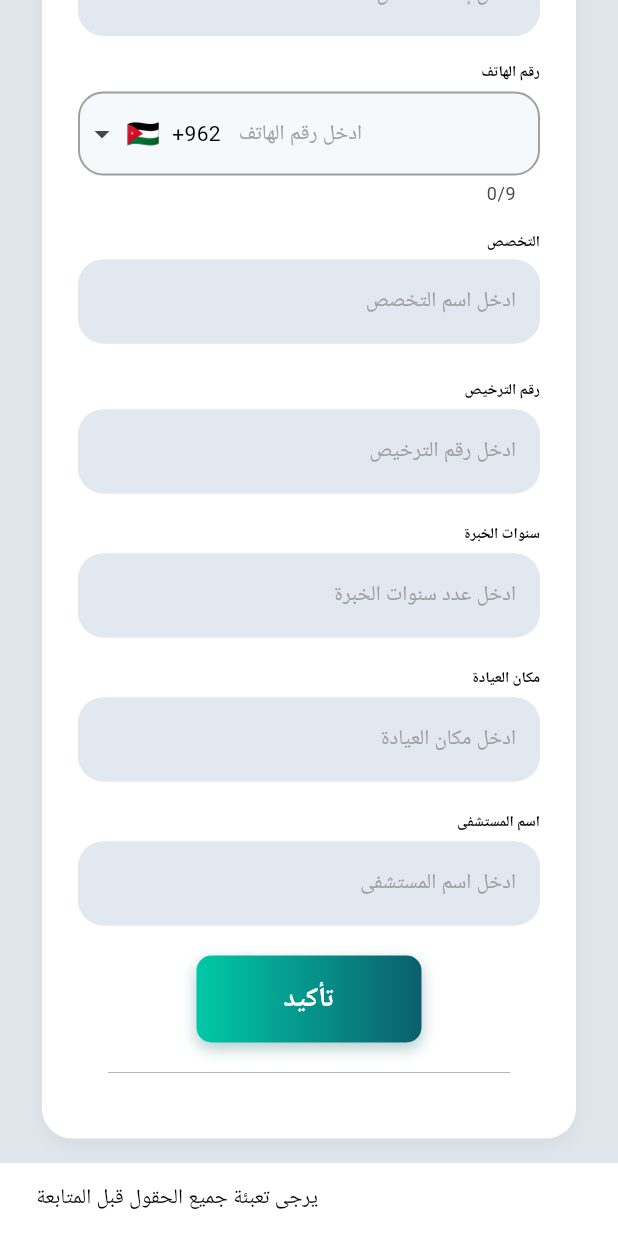
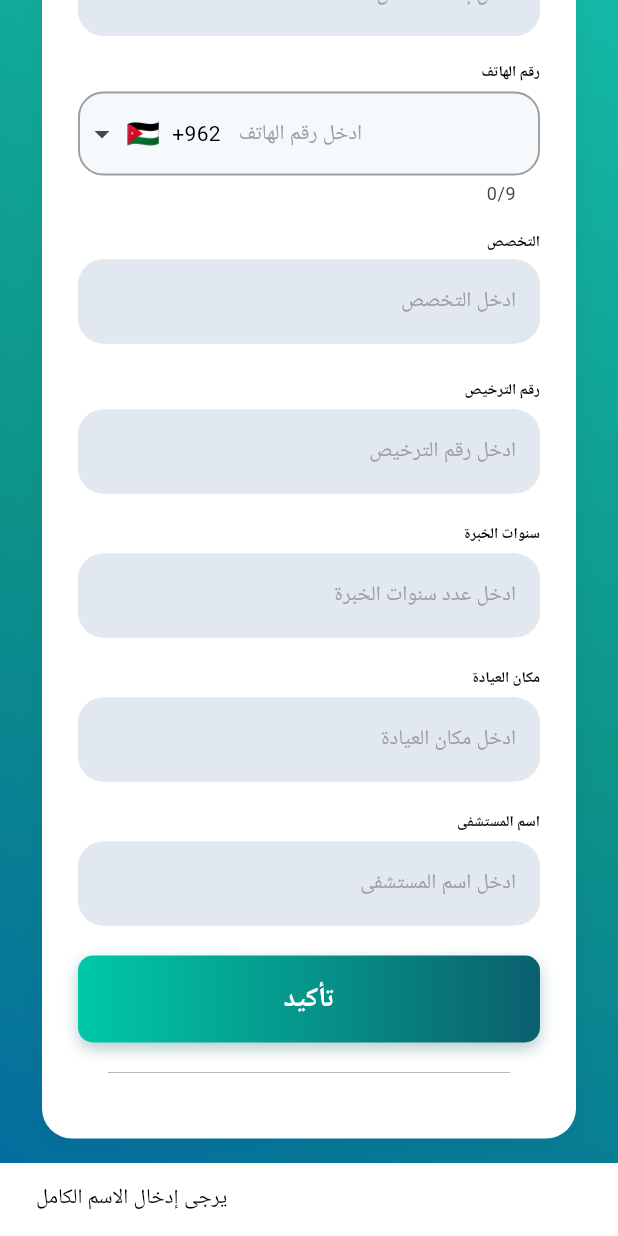
Before and after one commit to anas56u/health-compass, a Flutter app: the DoctorInfoScreen screen opened by its route, scrolled down 406 dp, after a tap on "تأكيد", on a phone screen of 412 x 824 dp. Run offline on Flutter 3.47's test engine with Material 3 defaults, Android fonts, the phone set to English and light mode, and no system bars; drawn by our look-alikes of intl_phone_field, modal_progress_hud_nsn; our stand-ins replace bloc, cloud_firestore, firebase_auth, firebase_core, flutter_bloc, flutter_screenutil and 5 more; missing offline and left inert: health; accounts and stored records are empty; Roboto replaces fonts that are missing (Cairo, Tajawal).

Commit message:
implement doctor info submission, validation, and UI fixes

```diff
--- a/lib/feature/auth/presentation/screen/doctor_info.dart
+++ b/lib/feature/auth/presentation/screen/doctor_info.dart
@@ -1,35 +1,115 @@
 import 'package:flutter/material.dart';
 import 'package:google_fonts/google_fonts.dart';
+import 'package:health_compass/core/core.dart';
 import 'package:health_compass/core/widgets/custom_button.dart';
 import 'package:health_compass/feature/auth/presentation/screen/user_type.dart';
 import 'package:health_compass/core/widgets/custom_textfild.dart';
 import 'package:intl_phone_field/intl_phone_field.dart';
+import 'package:cloud_firestore/cloud_firestore.dart';
+import 'package:firebase_auth/firebase_auth.dart';
+import 'package:modal_progress_hud_nsn/modal_progress_hud_nsn.dart';
 
-class DoctorInfoScreen extends StatelessWidget {
+class DoctorInfoScreen extends StatefulWidget {
   DoctorInfoScreen({super.key});
+
+  @override
+  State<DoctorInfoScreen> createState() => _DoctorInfoScreenState();
+}
+
+class _DoctorInfoScreenState extends State<DoctorInfoScreen> {
   String? fullName;
-
   String? phoneNumber;
-
   String? specialization;
-
   String? licenseNumber;
-
   String? experienceYears;
+  String? clinicLocation;
+  String? hospitalName;
+  bool isLoading = false;
 
   void _pickImage() {
     print("اضغط لإضافة صورة");
   }
 
+  Future<void> sendDoctorDataToFirebase() async {
+    if (fullName == null || fullName!.isEmpty) {
+      showsnackbar(context, massage: "يرجى إدخال الاسم الكامل");
+      return;
+    }
+    if (phoneNumber == null) {
+      showsnackbar(context, massage: "يرجى إدخال رقم الهاتف");
+      return;
+    }
+    if (specialization == null || specialization!.isEmpty) {
+      showsnackbar(context, massage: "يرجى إدخال التخصص");
+      return;
+    }
+    if (licenseNumber == null || licenseNumber!.isEmpty) {
+      showsnackbar(context, massage: "يرجى إدخال رقم الترخيص");
+      return;
+    }
+
+    setState(() {
+      isLoading = true;
+    });
+
+    try {
+      final User? currentUser = FirebaseAuth.instance.currentUser;
+
+      if (currentUser == null) {
+        showsnackbar(context, massage: "يرجى تسجيل الدخول أولاً");
+        setState(() => isLoading = false);
+        return;
+      }
+
+      Map<String, dynamic> doctorData = {
+        'uid': currentUser.uid,
+        'user_type': 'doctor',
+        'full_name': fullName,
+        'phone_number': phoneNumber,
+        'specialization': specialization,
+        'license_number': licenseNumber,
+        'experience_years': experienceYears,
+        'clinic_location': clinicLocation,
+        'hospital_name': hospitalName,
+        'created_at': FieldValue.serverTimestamp(),
+      };
+
+      // الإرسال إلى كولكشن جديد اسمه 'doctors'
+      await FirebaseFirestore.instance.collection('doctors').add(doctorData);
+
+      showsnackbar(context, massage: "تم حفظ بيانات الطبيب بنجاح");
+
+      // هنا يمكنك التوجيه للصفحة التالية
+      // Navigator.pushReplacement(context, ...);
+    } catch (e) {
+      showsnackbar(context, massage: "حدث خطأ: $e");
+    } finally {
+      // إيقاف التحميل
+      if (mounted) {
+        setState(() {
+          isLoading = false;
+        });
+      }
+    }
+  }
+
   @override
   Widget build(BuildContext context) {
-    return Scaffold(
+    return ModalProgressHUD(
+      inAsyncCall: isLoading,
+      progressIndicator: const CircularProgressIndicator(
+        color: Color(0xFF41BFAA),
+      ),
+      child: CustomScaffold(
         backgroundColor: const Color(0xFFE0E7EC),
         body: SafeArea(
           child: Center(
             child: SingleChildScrollView(
               child: Padding(
-              padding: const EdgeInsets.symmetric(horizontal: 28, vertical: 65),
+                padding: const EdgeInsets.symmetric(
+                  horizontal: 28,
+                  vertical: 65,
+                ),
                 child: Container(
                   padding: const EdgeInsets.all(24),
                   decoration: BoxDecoration(
@@ -168,7 +248,9 @@ class DoctorInfoScreen extends StatelessWidget {
                           initialCountryCode: 'JO',
                           textAlign: TextAlign.left,
                           style: const TextStyle(color: Colors.black),
-                        dropdownTextStyle: const TextStyle(color: Colors.black),
+                          dropdownTextStyle: const TextStyle(
+                            color: Colors.black,
+                          ),
                           onChanged: (phone) {
                             phoneNumber = phone.completeNumber;
                           },
@@ -187,10 +269,8 @@ class DoctorInfoScreen extends StatelessWidget {
                         ),
                         SizedBox(height: 5),
                         CustomTextfild(
-                        hinttext: "ادخل اسم التخصص",
-                        onChanged: (value) {
-                          fullName = value;
-                        },
+                          hinttext: "ادخل التخصص",
+                          onChanged: (value) => specialization = value,
                         ),
 
                         const SizedBox(height: 24),
@@ -208,9 +288,7 @@ class DoctorInfoScreen extends StatelessWidget {
                         SizedBox(height: 5),
                         CustomTextfild(
                           hinttext: "ادخل رقم الترخيص",
-                        onChanged: (value) {
-                          fullName = value;
-                        },
+                          onChanged: (value) => licenseNumber = value,
                         ),
 
                         const SizedBox(height: 20),
@@ -228,9 +306,7 @@ class DoctorInfoScreen extends StatelessWidget {
                         SizedBox(height: 5),
                         CustomTextfild(
                           hinttext: "ادخل عدد سنوات الخبرة",
-                        onChanged: (value) {
-                          fullName = value;
-                        },
+                          onChanged: (value) => experienceYears = value,
                         ),
 
                         SizedBox(height: 20),
@@ -248,9 +324,7 @@ class DoctorInfoScreen extends StatelessWidget {
                         SizedBox(height: 5),
                         CustomTextfild(
                           hinttext: "ادخل مكان العيادة",
-                        onChanged: (value) {
-                          fullName = value;
-                        },
+                          onChanged: (value) => clinicLocation = value,
                         ),
                         SizedBox(height: 20),
                         Align(
@@ -267,40 +341,14 @@ class DoctorInfoScreen extends StatelessWidget {
                         SizedBox(height: 5),
                         CustomTextfild(
                           hinttext: "ادخل اسم المستشفى",
-                        onChanged: (value) {
-                          fullName = value;
-                        },
+                          onChanged: (value) => hospitalName = value,
                         ),
                         SizedBox(height: 20),
                         GestureDetector(
-                        onTap: () {
-                          Navigator.pushReplacement(
-                            context,
-                            MaterialPageRoute(
-                              builder: (context) => DoctorInfoScreen(),
-                            ),
-                          );
-                        },
+                          onTap: sendDoctorDataToFirebase,
                           child: custom_button(
+                            onPressed: sendDoctorDataToFirebase,
                             buttonText: 'تأكيد',
-                          width: 150,
-                          onPressed: () {
-                            if (fullName == null ||
-                                phoneNumber == null ||
-                                specialization == null ||
-                                licenseNumber == null ||
-                                experienceYears == null) {
-                              showsnackbar(
-                                context,
-                                massage: "يرجى تعبئة جميع الحقول قبل المتابعة",
-                              );
-                            } else {
-                              showsnackbar(
-                                context,
-                                massage: "تم حفظ معلومات الطبيب بنجاح",
-                              );
-                            }
-                          },
                           ),
                         ),
                         Divider(
@@ -311,6 +359,7 @@ class DoctorInfoScreen extends StatelessWidget {
                           endIndent: 20,
                         ),
                       ],
+                    ),
                   ),
                 ),
               ),
```
Lines whose indentation alone changed are shown as unchanged.
